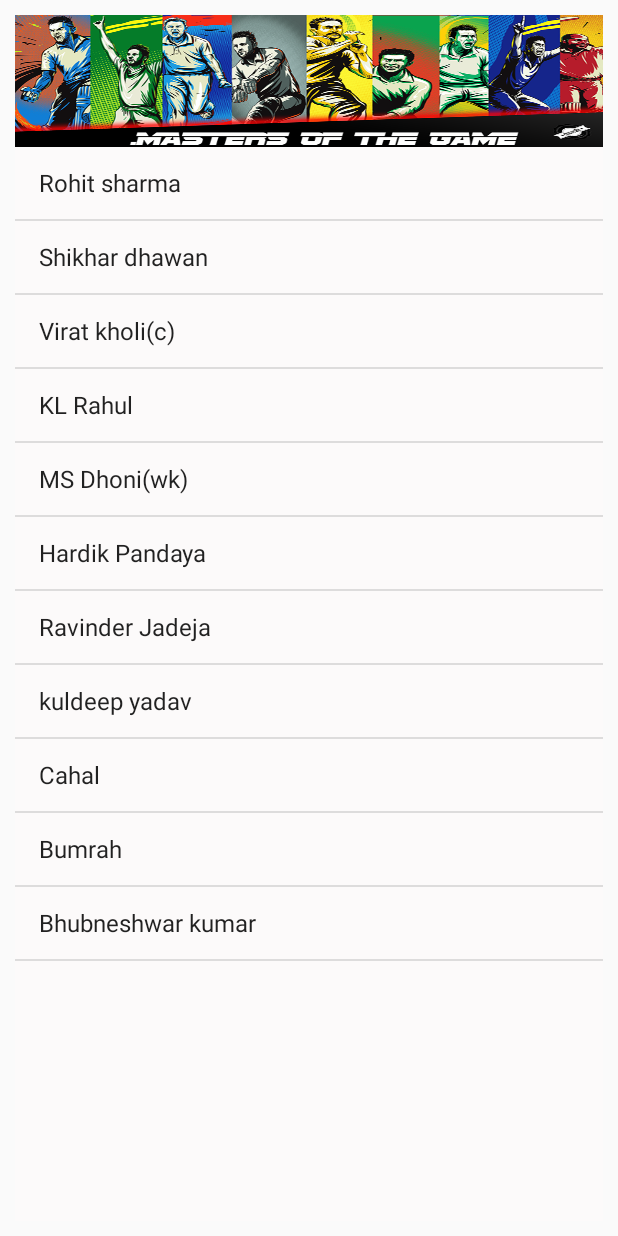
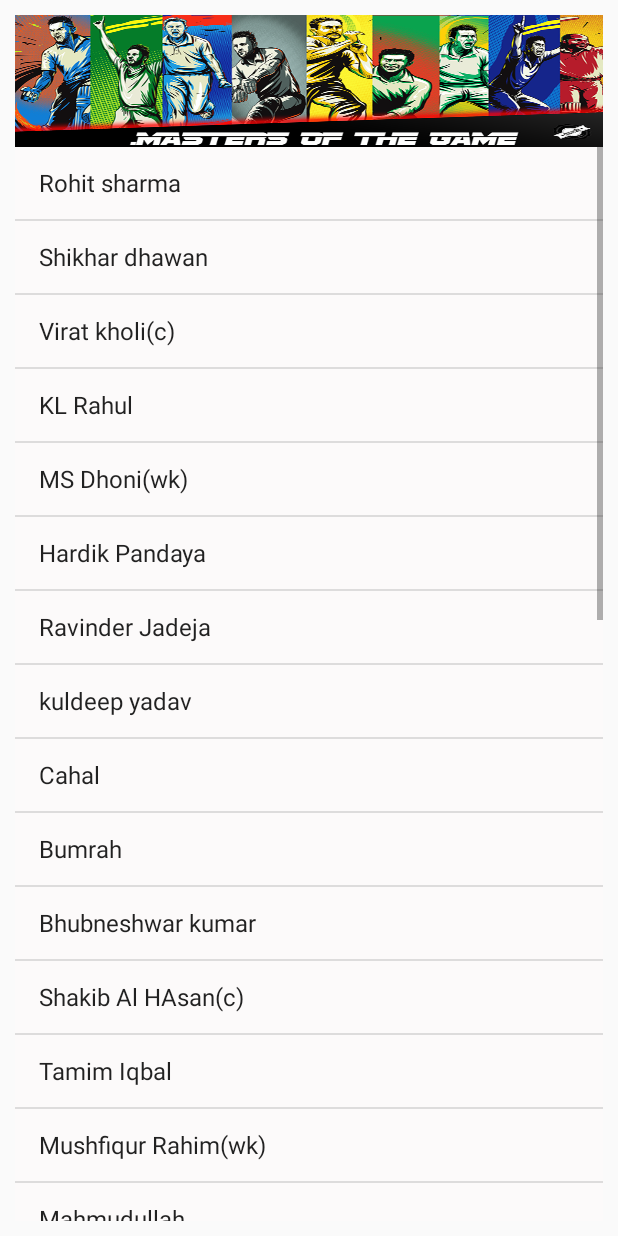
Before and after one commit to karansinghkundan/cricbuzz, an Android app: the Home screen opened directly, with no data from a screen before it, in the side drawer, after a tap on "Player", on a phone screen of 412 x 824 dp. Run offline under Robolectric (Android 15) with nearby library versions, the phone set to English and light mode, and no system bars.

Commit message:
showed player list using player list in the menue bar

```diff
--- a/app/src/main/java/com/example/cricbuzzz/Home.java
+++ b/app/src/main/java/com/example/cricbuzzz/Home.java
@@ -46,6 +46,8 @@ public class Home extends AppCompatActivity
         drawer.addDrawerListener(toggle);
         toggle.syncState();
         navigationView.setNavigationItemSelectedListener(this);
+
+        getSupportActionBar().setTitle("CRICSTAR");
     }
 
     @Override
@@ -91,13 +93,15 @@ public class Home extends AppCompatActivity
         int id = item.getItemId();
 
         if (id == R.id.nav_home) {
-            // Handle the camera action
-        } else if (id == R.id.nav_gallery) {
+
+        } else if (id == R.id.nav_team) {
             startActivity(new Intent(Home.this, Team.class));
 
 
-        } else if (id == R.id.nav_slideshow) {
-            startActivity(new Intent(Home.this, team_players.class));
+        } else if (id == R.id.nav_player) {
+            Intent i = new Intent(Home.this, team_players.class);
+            i.putExtra("SHOWALLTEAMS","SHOWALL");
+            startActivity(i);
 
         } else if (id == R.id.nav_tools) {
 
--- a/app/src/main/java/com/example/cricbuzzz/loginActivity.java
+++ b/app/src/main/java/com/example/cricbuzzz/loginActivity.java
@@ -52,7 +52,6 @@ public class loginActivity extends AppCompatActivity {
                 }
 
 
-
             }
         });
     }
--- a/app/src/main/java/com/example/cricbuzzz/team_players.java
+++ b/app/src/main/java/com/example/cricbuzzz/team_players.java
@@ -8,18 +8,47 @@ import android.widget.ArrayAdapter;
 import android.widget.ListAdapter;
 import android.widget.ListView;
 
+import java.util.ArrayList;
+import java.util.Iterator;
+import java.util.List;
+
 public class team_players extends AppCompatActivity {
     ListView listView;
     String[] teamPlayers;
     @Override
     protected void onCreate(Bundle savedInstanceState) {
+
         super.onCreate(savedInstanceState);
         setContentView(R.layout.activity_team_players);
         listView = (ListView) findViewById(R.id.list_item);
         Bundle bundle = getIntent().getExtras();
+
+        if(getIntent().getStringExtra("SHOWALLTEAMS")!=null)
+        {
+            List temp = new ArrayList<String>();
+            for(String player :  getResources().getStringArray(R.array.INDIA))
+            {
+                temp.add(player);
+            }
+            for(String player :  getResources().getStringArray(R.array.BANGLADES))
+            {
+                temp.add(player);
+            }
+            for(String player :  getResources().getStringArray(R.array.PAKISTAN))
+            {
+                temp.add(player);
+            }
+            teamPlayers = new String[temp.size()];
+            Iterator iter = temp.iterator();
+            int i=0;
+            while(iter.hasNext())
+            {
+                teamPlayers[i++] = (String) iter.next();
+            }
+        }
+        else {
             int position = bundle.getInt("Position");
-        switch (position)
-        {
+            switch (position) {
                 case 0:
                     teamPlayers = getResources().getStringArray(R.array.INDIA);
                     break;
@@ -46,6 +75,7 @@ public class team_players extends AppCompatActivity {
                     break;
 
             }
+        }
         ListAdapter adp = new ArrayAdapter<String>(this, android.R.layout.simple_list_item_1,teamPlayers);
         listView.setAdapter(adp);
     }
--- a/app/src/main/res/menu/activity_home_drawer.xml
+++ b/app/src/main/res/menu/activity_home_drawer.xml
@@ -9,11 +9,11 @@
             android:icon="@drawable/ic_menu_camera"
             android:title="@string/menu_home" />
         <item
-            android:id="@+id/nav_gallery"
+            android:id="@+id/nav_team"
             android:icon="@drawable/ic_menu_gallery"
             android:title="Team" />
         <item
-            android:id="@+id/nav_slideshow"
+            android:id="@+id/nav_player"
             android:icon="@drawable/ic_menu_slideshow"
             android:title= "Player" />
         <item
```
Lines whose indentation alone changed are shown as unchanged.
